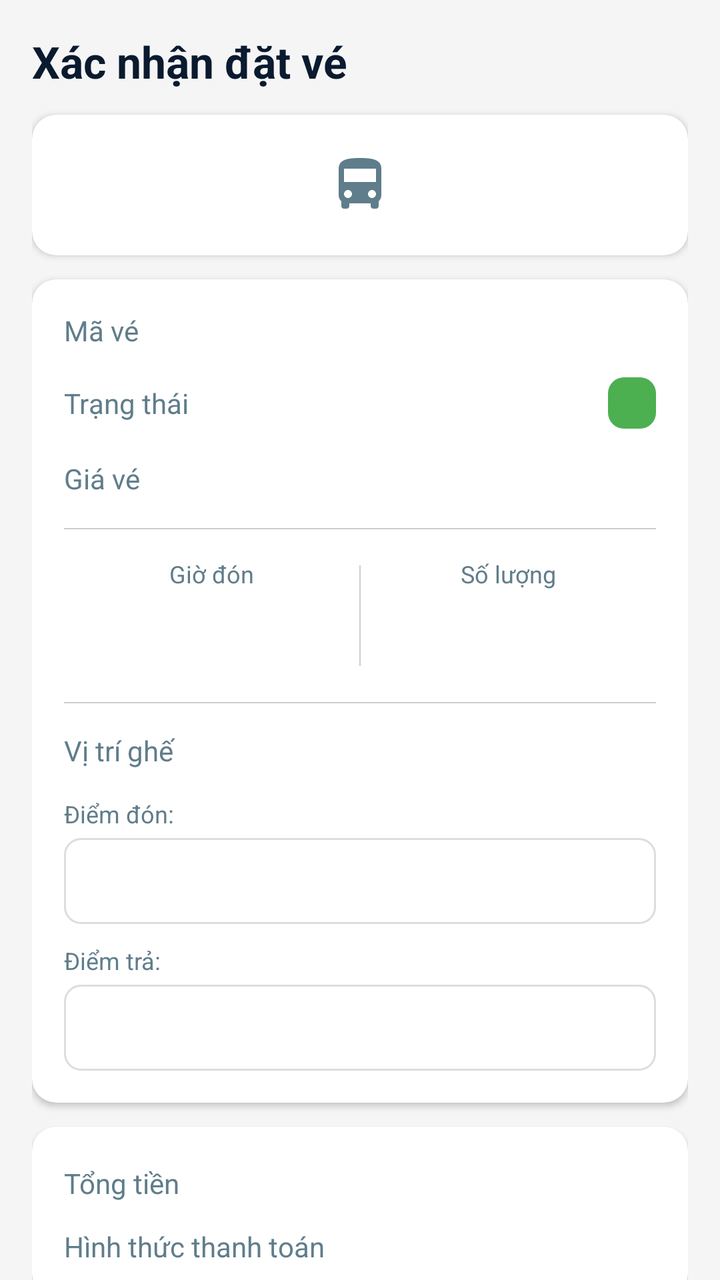
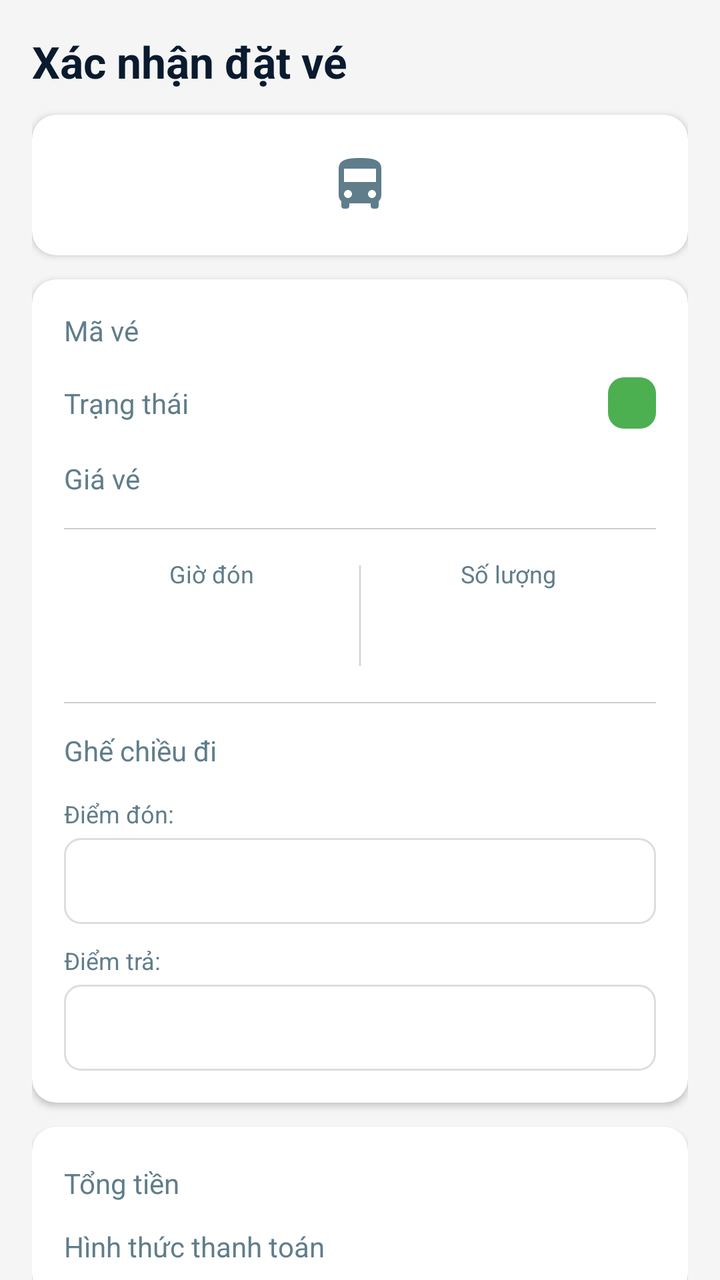

Before-and-after screenshots of an Android layout around one commit, followed by the original layout XML and the change that was made.
<!-- AndroidManifest.xml: application theme Theme.BusBooking -->
<!-- res/layout/fragment_booking_confirmation.xml -->
<?xml version="1.0" encoding="utf-8"?>
<androidx.core.widget.NestedScrollView xmlns:android="http://schemas.android.com/apk/res/android"
    xmlns:app="http://schemas.android.com/apk/res-auto"
    android:layout_width="match_parent"
    android:layout_height="match_parent"
    android:background="@color/background_grey">

    <LinearLayout
        android:layout_width="match_parent"
        android:layout_height="wrap_content"
        android:orientation="vertical"
        android:padding="16dp">

        <TextView
            android:layout_width="match_parent"
            android:layout_height="wrap_content"
            android:layout_marginBottom="12dp"
            android:text="Xác nhận đặt vé"
            android:textColor="@color/text_primary"
            android:textSize="22sp"
            android:textStyle="bold" />

        <androidx.cardview.widget.CardView
            android:layout_width="match_parent"
            android:layout_height="wrap_content"
            android:layout_marginBottom="12dp"
            app:cardCornerRadius="12dp"
            app:cardElevation="2dp">

            <LinearLayout
                android:layout_width="match_parent"
                android:layout_height="wrap_content"
                android:gravity="center_vertical"
                android:orientation="horizontal"
                android:padding="16dp">

                <LinearLayout
                    android:layout_width="0dp"
                    android:layout_height="wrap_content"
                    android:layout_weight="1"
                    android:orientation="vertical">

                    <TextView
                        android:id="@+id/originCityText"
                        android:layout_width="wrap_content"
                        android:layout_height="wrap_content"
                        android:textColor="@color/text_primary"
                        android:textSize="16sp"
                        android:textStyle="bold" />

                    <TextView
                        android:id="@+id/originStationText"
                        android:layout_width="wrap_content"
                        android:layout_height="wrap_content"
                        android:layout_marginTop="2dp"
                        android:textColor="@color/text_secondary"
                        android:textSize="11sp" />
                </LinearLayout>

                <ImageView
                    android:layout_width="32dp"
                    android:layout_height="32dp"
                    android:layout_marginStart="10dp"
                    android:layout_marginEnd="10dp"
                    android:src="@drawable/ic_bus" />

                <LinearLayout
                    android:layout_width="0dp"
                    android:layout_height="wrap_content"
                    android:layout_weight="1"
                    android:gravity="end"
                    android:orientation="vertical">

                    <TextView
                        android:id="@+id/destinationCityText"
                        android:layout_width="wrap_content"
                        android:layout_height="wrap_content"
                        android:gravity="end"
                        android:textColor="@color/text_primary"
                        android:textSize="16sp"
                        android:textStyle="bold" />

                    <TextView
                        android:id="@+id/destinationStationText"
                        android:layout_width="wrap_content"
                        android:layout_height="wrap_content"
                        android:layout_marginTop="2dp"
                        android:gravity="end"
                        android:textColor="@color/text_secondary"
                        android:textSize="11sp" />
                </LinearLayout>
            </LinearLayout>
        </androidx.cardview.widget.CardView>

        <androidx.cardview.widget.CardView
            android:layout_width="match_parent"
            android:layout_height="wrap_content"
            android:layout_marginBottom="12dp"
            app:cardCornerRadius="12dp"
            app:cardElevation="2dp">

            <LinearLayout
                android:layout_width="match_parent"
                android:layout_height="wrap_content"
                android:orientation="vertical"
                android:padding="16dp">

                <LinearLayout
                    android:layout_width="match_parent"
                    android:layout_height="wrap_content"
                    android:layout_marginBottom="14dp"
                    android:gravity="center_vertical"
                    android:orientation="horizontal">

                    <TextView
                        android:layout_width="0dp"
                        android:layout_height="wrap_content"
                        android:layout_weight="1"
                        android:text="Mã vé"
                        android:textColor="@color/text_secondary"
                        android:textSize="14sp" />

                    <TextView
                        android:id="@+id/ticketIdText"
                        android:layout_width="wrap_content"
                        android:layout_height="wrap_content"
                        android:textColor="@color/text_primary"
                        android:textSize="14sp"
                        android:textStyle="bold" />
                </LinearLayout>

                <LinearLayout
                    android:layout_width="match_parent"
                    android:layout_height="wrap_content"
                    android:layout_marginBottom="14dp"
                    android:gravity="center_vertical"
                    android:orientation="horizontal">

                    <TextView
                        android:layout_width="0dp"
                        android:layout_height="wrap_content"
                        android:layout_weight="1"
                        android:text="Trạng thái"
                        android:textColor="@color/text_secondary"
                        android:textSize="14sp" />

                    <TextView
                        android:id="@+id/statusText"
                        android:layout_width="wrap_content"
                        android:layout_height="wrap_content"
                        android:background="@drawable/bg_badge_success"
                        android:paddingStart="12dp"
                        android:paddingTop="4dp"
                        android:paddingEnd="12dp"
                        android:paddingBottom="4dp"
                        android:textColor="@color/white"
                        android:textSize="13sp"
                        android:textStyle="bold" />
                </LinearLayout>

                <LinearLayout
                    android:layout_width="match_parent"
                    android:layout_height="wrap_content"
                    android:layout_marginBottom="14dp"
                    android:gravity="center_vertical"
                    android:orientation="horizontal">

                    <TextView
                        android:layout_width="0dp"
                        android:layout_height="wrap_content"
                        android:layout_weight="1"
                        android:text="Giá vé"
                        android:textColor="@color/text_secondary"
                        android:textSize="14sp" />

                    <TextView
                        android:id="@+id/priceText"
                        android:layout_width="wrap_content"
                        android:layout_height="wrap_content"
                        android:textColor="@color/blue_primary"
                        android:textSize="16sp"
                        android:textStyle="bold" />
                </LinearLayout>

                <View
                    android:layout_width="match_parent"
                    android:layout_height="0.5dp"
                    android:layout_marginBottom="14dp"
                    android:background="@color/divider" />

                <LinearLayout
                    android:layout_width="match_parent"
                    android:layout_height="wrap_content"
                    android:layout_marginBottom="14dp"
                    android:orientation="horizontal">

                    <LinearLayout
                        android:layout_width="0dp"
                        android:layout_height="wrap_content"
                        android:layout_weight="1"
                        android:gravity="center_horizontal"
                        android:orientation="vertical">

                        <TextView
                            android:layout_width="wrap_content"
                            android:layout_height="wrap_content"
                            android:text="Giờ đón"
                            android:textColor="@color/text_secondary"
                            android:textSize="12sp" />

                        <TextView
                            android:id="@+id/pickupTimeText"
                            android:layout_width="wrap_content"
                            android:layout_height="wrap_content"
                            android:layout_marginTop="4dp"
                            android:textColor="@color/text_primary"
                            android:textSize="15sp"
                            android:textStyle="bold" />

                        <TextView
                            android:id="@+id/pickupDateText"
                            android:layout_width="wrap_content"
                            android:layout_height="wrap_content"
                            android:textColor="@color/text_primary"
                            android:textSize="13sp" />
                    </LinearLayout>

                    <View
                        android:layout_width="0.5dp"
                        android:layout_height="match_parent"
                        android:layout_marginTop="4dp"
                        android:layout_marginBottom="4dp"
                        android:background="@color/divider" />

                    <LinearLayout
                        android:layout_width="0dp"
                        android:layout_height="wrap_content"
                        android:layout_weight="1"
                        android:gravity="center_horizontal"
                        android:orientation="vertical">

                        <TextView
                            android:layout_width="wrap_content"
                            android:layout_height="wrap_content"
                            android:text="Số lượng"
                            android:textColor="@color/text_secondary"
                            android:textSize="12sp" />

                        <TextView
                            android:id="@+id/quantityText"
                            android:layout_width="wrap_content"
                            android:layout_height="wrap_content"
                            android:layout_marginTop="4dp"
                            android:textColor="@color/text_primary"
                            android:textSize="15sp"
                            android:textStyle="bold" />
                    </LinearLayout>
                </LinearLayout>

                <View
                    android:layout_width="match_parent"
                    android:layout_height="0.5dp"
                    android:layout_marginBottom="14dp"
                    android:background="@color/divider" />

                <LinearLayout
                    android:layout_width="match_parent"
                    android:layout_height="wrap_content"
                    android:layout_marginBottom="14dp"
                    android:gravity="center_vertical"
                    android:orientation="horizontal">

                    <TextView
                        android:layout_width="0dp"
                        android:layout_height="wrap_content"
                        android:layout_weight="1"
                        android:text="Vị trí ghế"
                        android:textColor="@color/text_secondary"
                        android:textSize="14sp" />

                    <TextView
                        android:id="@+id/seatText"
                        android:layout_width="wrap_content"
                        android:layout_height="wrap_content"
                        android:textColor="@color/text_primary"
                        android:textSize="14sp"
                        android:textStyle="bold" />
                </LinearLayout>

                <TextView
                    android:layout_width="match_parent"
                    android:layout_height="wrap_content"
                    android:layout_marginBottom="4dp"
                    android:text="Điểm đón:"
                    android:textColor="@color/text_secondary"
                    android:textSize="12sp" />

                <TextView
                    android:id="@+id/pickupPointText"
                    android:layout_width="match_parent"
                    android:layout_height="wrap_content"
                    android:layout_marginBottom="10dp"
                    android:background="@drawable/bg_point_box"
                    android:padding="12dp"
                    android:textColor="@color/blue_primary"
                    android:textSize="14sp"
                    android:textStyle="bold" />

                <TextView
                    android:layout_width="match_parent"
                    android:layout_height="wrap_content"
                    android:layout_marginBottom="4dp"
                    android:text="Điểm trả:"
                    android:textColor="@color/text_secondary"
                    android:textSize="12sp" />

                <TextView
                    android:id="@+id/dropoffPointText"
                    android:layout_width="match_parent"
                    android:layout_height="wrap_content"
                    android:background="@drawable/bg_point_box"
                    android:padding="12dp"
                    android:textColor="@color/blue_primary"
                    android:textSize="14sp"
                    android:textStyle="bold" />
            </LinearLayout>
        </androidx.cardview.widget.CardView>

        <androidx.cardview.widget.CardView
            android:layout_width="match_parent"
            android:layout_height="wrap_content"
            android:layout_marginBottom="16dp"
            app:cardCornerRadius="12dp"
            app:cardElevation="2dp">

            <LinearLayout
                android:layout_width="match_parent"
                android:layout_height="wrap_content"
                android:orientation="vertical"
                android:padding="16dp">

                <LinearLayout
                    android:layout_width="match_parent"
                    android:layout_height="wrap_content"
                    android:layout_marginBottom="10dp"
                    android:gravity="center_vertical"
                    android:orientation="horizontal">

                    <TextView
                        android:layout_width="0dp"
                        android:layout_height="wrap_content"
                        android:layout_weight="1"
                        android:text="Tổng tiền"
                        android:textColor="@color/text_secondary"
                        android:textSize="14sp" />

                    <TextView
                        android:id="@+id/totalPriceText"
                        android:layout_width="wrap_content"
                        android:layout_height="wrap_content"
                        android:textColor="@color/blue_primary"
                        android:textSize="18sp"
                        android:textStyle="bold" />
                </LinearLayout>

                <LinearLayout
                    android:layout_width="match_parent"
                    android:layout_height="wrap_content"
                    android:gravity="center_vertical"
                    android:orientation="horizontal">

                    <TextView
                        android:layout_width="0dp"
                        android:layout_height="wrap_content"
                        android:layout_weight="1"
                        android:text="Hình thức thanh toán"
                        android:textColor="@color/text_secondary"
                        android:textSize="14sp" />

                    <TextView
                        android:id="@+id/paymentMethodText"
                        android:layout_width="wrap_content"
                        android:layout_height="wrap_content"
                        android:textColor="@color/text_primary"
                        android:textSize="14sp"
                        android:textStyle="bold" />
                </LinearLayout>
            </LinearLayout>
        </androidx.cardview.widget.CardView>

        <androidx.cardview.widget.CardView
            android:id="@+id/qrCard"
            android:layout_width="match_parent"
            android:layout_height="wrap_content"
            android:layout_marginBottom="16dp"
            app:cardCornerRadius="12dp"
            app:cardElevation="2dp">

            <LinearLayout
                android:layout_width="match_parent"
                android:layout_height="wrap_content"
                android:gravity="center_horizontal"
                android:orientation="vertical"
                android:padding="16dp">

                <TextView
                    android:layout_width="match_parent"
                    android:layout_height="wrap_content"
                    android:gravity="center"
                    android:text="Quét mã QR VNPAY"
                    android:textColor="@color/text_primary"
                    android:textSize="16sp"
                    android:textStyle="bold" />

                <ImageView
                    android:id="@+id/qrCodeImage"
                    android:layout_width="220dp"
                    android:layout_height="220dp"
                    android:layout_marginTop="12dp"
                    android:background="@color/background_white"
                    android:contentDescription="Mã QR thanh toán VNPAY"
                    android:padding="8dp"
                    android:scaleType="fitCenter" />

                <TextView
                    android:id="@+id/qrStatusText"
                    android:layout_width="match_parent"
                    android:layout_height="wrap_content"
                    android:layout_marginTop="10dp"
                    android:gravity="center"
                    android:text="Dùng app ngân hàng hoặc VNPAY để quét mã"
                    android:textColor="@color/text_secondary"
                    android:textSize="13sp" />
            </LinearLayout>
        </androidx.cardview.widget.CardView>

        <com.google.android.material.button.MaterialButton
            android:id="@+id/payButton"
            android:layout_width="match_parent"
            android:layout_height="52dp"
            android:text="Tiếp tục thanh toán"
            android:textColor="@color/text_on_primary"
            android:textSize="16sp"
            android:textStyle="bold"
            app:backgroundTint="@color/blue_primary"
            app:cornerRadius="12dp" />

        <com.google.android.material.button.MaterialButton
            android:id="@+id/cancelPaymentButton"
            android:layout_width="match_parent"
            android:layout_height="48dp"
            android:layout_marginTop="8dp"
            android:text="Hủy thanh toán"
            android:textColor="@color/error"
            app:backgroundTint="@color/background_white"
            app:cornerRadius="12dp"
            app:strokeColor="@color/error"
            app:strokeWidth="1dp" />

        <com.google.android.material.button.MaterialButton
            android:id="@+id/viewTicketsButton"
            android:layout_width="match_parent"
            android:layout_height="48dp"
            android:layout_marginTop="8dp"
            android:text="Xem vé của tôi"
            android:textColor="@color/blue_primary"
            app:backgroundTint="@color/background_white"
            app:cornerRadius="12dp"
            app:strokeColor="@color/blue_primary"
            app:strokeWidth="1dp" />
    </LinearLayout>
</androidx.core.widget.NestedScrollView>
<!-- resources referenced by this layout -->
<resources>
  <color name="background_grey">#F5F5F5</color>
  <color name="background_white">#FFFFFF</color>
  <color name="blue_primary">#1565C0</color>
  <color name="divider">#CCCCCC</color>
  <color name="error">#D32F2F</color>
  <color name="text_on_primary">#FFFFFF</color>
  <color name="text_primary">#0A1A2F</color>
  <color name="text_secondary">#607D8B</color>
  <color name="white">#FFFFFFFF</color>
  <!-- drawable bg_badge_success (drawable) -->
  <?xml version="1.0" encoding="utf-8"?>
  <shape xmlns:android="http://schemas.android.com/apk/res/android"
      android:shape="rectangle">
      <solid android:color="#4CAF50" />
      <corners android:radius="8dp" />
  </shape>
  <!-- drawable bg_point_box (drawable) -->
  <?xml version="1.0" encoding="utf-8"?>
  <shape xmlns:android="http://schemas.android.com/apk/res/android"
      android:shape="rectangle">
      <solid android:color="#00000000" />
      <stroke
          android:width="1dp"
          android:color="#DDDDDD" />
      <corners android:radius="8dp" />
  </shape>
  <!-- drawable ic_bus (drawable) -->
  <?xml version="1.0" encoding="utf-8"?>
  <vector xmlns:android="http://schemas.android.com/apk/res/android"
      android:width="16dp"
      android:height="16dp"
      android:viewportWidth="24"
      android:viewportHeight="24">
      <path
          android:fillColor="@color/text_secondary"
          android:pathData="M4,16c0,0.88 0.39,1.67 1,2.22V20c0,0.55 0.45,1 1,1h1c0.55,0 1,-0.45 1,-1v-1h8v1c0,0.55 0.45,1 1,1h1c0.55,0 1,-0.45 1,-1v-1.78c0.61,-0.55 1,-1.34 1,-2.22V6c0,-3.5 -3.58,-4 -8,-4s-8,0.5 -8,4v10zM7.5,17c-0.83,0 -1.5,-0.67 -1.5,-1.5S6.67,14 7.5,14s1.5,0.67 1.5,1.5S8.33,17 7.5,17zM16.5,17c-0.83,0 -1.5,-0.67 -1.5,-1.5s0.67,-1.5 1.5,-1.5 1.5,0.67 1.5,1.5 -0.67,1.5 -1.5,1.5zM18,11L6,11L6,6h12v5z"/>
  </vector>
  <style name="Theme.BusBooking" parent="Theme.MaterialComponents.Light.NoActionBar.Bridge">
          <item name="colorPrimary">@color/blue_primary</item>
          <item name="colorPrimaryDark">@color/blue_primary_dark</item>
          <item name="colorAccent">@color/blue_accent</item>
      </style>
  <color name="blue_primary_dark">#0D47A1</color>
  <color name="blue_accent">#2196F3</color>
</resources>

<!-- the commit's change to res/layout/fragment_booking_confirmation.xml (unified diff, before → after) -->
@@ -58,6 +58,7 @@
                 </LinearLayout>
 
                 <ImageView
+                    android:id="@+id/routeDirectionIcon"
                     android:layout_width="32dp"
                     android:layout_height="32dp"
                     android:layout_marginStart="10dp"
@@ -274,12 +275,38 @@
                         android:layout_width="0dp"
                         android:layout_height="wrap_content"
                         android:layout_weight="1"
-                        android:text="Vị trí ghế"
+                        android:text="Ghế chiều đi"
                         android:textColor="@color/text_secondary"
                         android:textSize="14sp" />
 
                     <TextView
                         android:id="@+id/seatText"
+                        android:layout_width="wrap_content"
+                        android:layout_height="wrap_content"
+                        android:textColor="@color/text_primary"
+                        android:textSize="14sp"
+                        android:textStyle="bold" />
+                </LinearLayout>
+
+                <LinearLayout
+                    android:id="@+id/returnSeatRow"
+                    android:layout_width="match_parent"
+                    android:layout_height="wrap_content"
+                    android:layout_marginBottom="14dp"
+                    android:gravity="center_vertical"
+                    android:orientation="horizontal"
+                    android:visibility="gone">
+
+                    <TextView
+                        android:layout_width="0dp"
+                        android:layout_height="wrap_content"
+                        android:layout_weight="1"
+                        android:text="Ghế chiều về"
+                        android:textColor="@color/text_secondary"
+                        android:textSize="14sp" />
+
+                    <TextView
+                        android:id="@+id/returnSeatText"
                         android:layout_width="wrap_content"
                         android:layout_height="wrap_content"
                         android:textColor="@color/text_primary"
